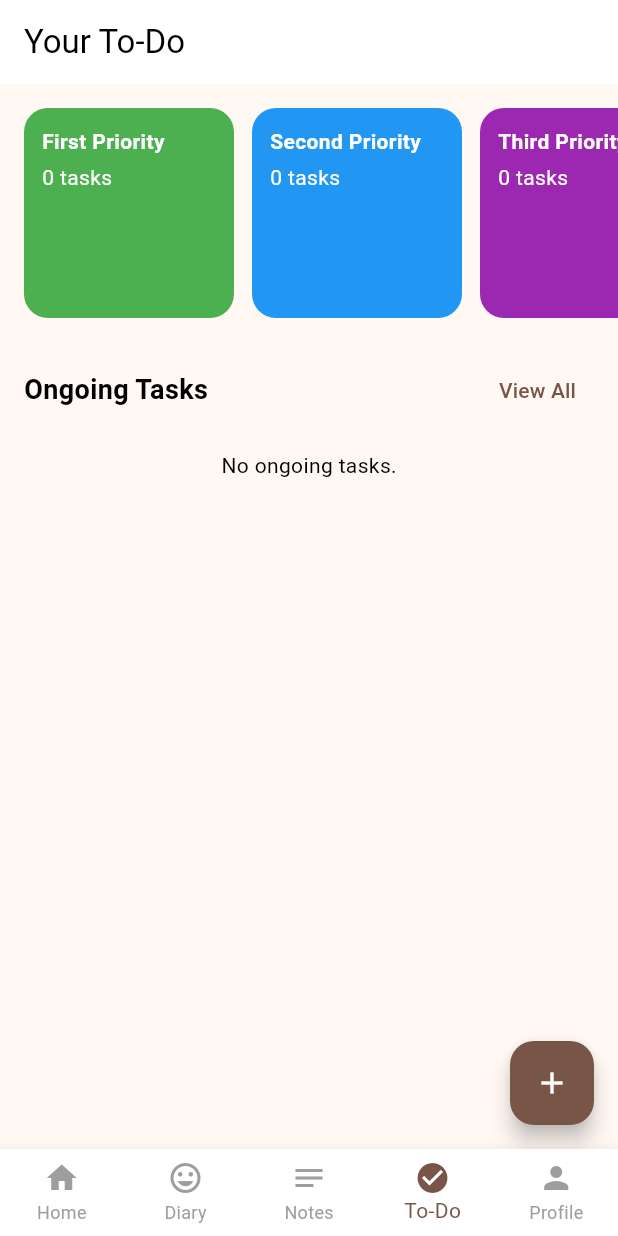
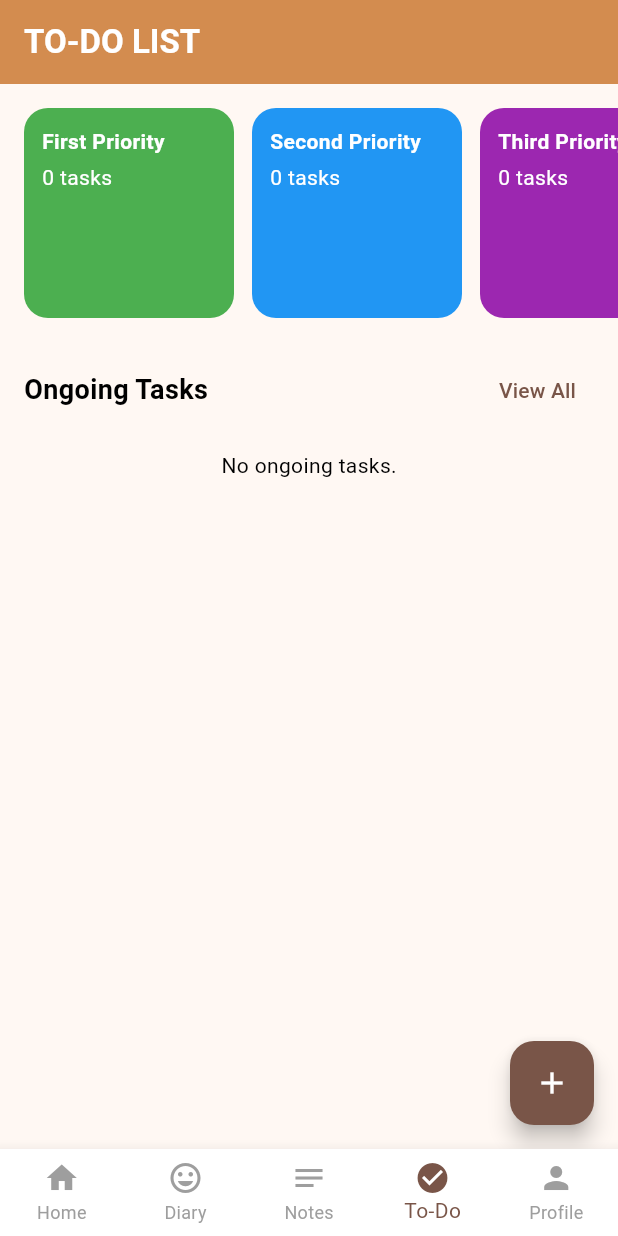
Before and after one commit to Qylahrzk/DailyQuest, a Flutter app: the screen it shows once a user with an empty profile is signed in, item 4 of the bottom bar chosen, on a phone screen of 412 x 824 dp. Run offline on Flutter 3.47's test engine with Material 3 defaults, Android fonts, the light colour scheme and no system bars; our stand-ins replace confetti, firebase_auth, firebase_core, geocoding, geolocator, google_sign_in and 5 more; missing offline and left inert: google_mlkit_text_recognition, quill_format, zefyrka; accounts and stored records are empty.

Commit message:
Update Latest Todo

```diff
--- a/lib/todo/todo_screen.dart
+++ b/lib/todo/todo_screen.dart
@@ -119,7 +119,15 @@ class _TodoScreenState extends State<TodoScreen> {
   Widget build(BuildContext context) {
     return Scaffold(
       appBar: AppBar(
-        title: const Text("Your To-Do"),
+        elevation: 0,
+        backgroundColor: const Color(0xffD38C4F),
+        title: const Text(
+          "TO-DO LIST",
+          style: TextStyle(
+            color: Colors.white,
+            fontWeight: FontWeight.bold,
+            ),
+          ),
       ),
       body: SingleChildScrollView(
         child: Column(
```
